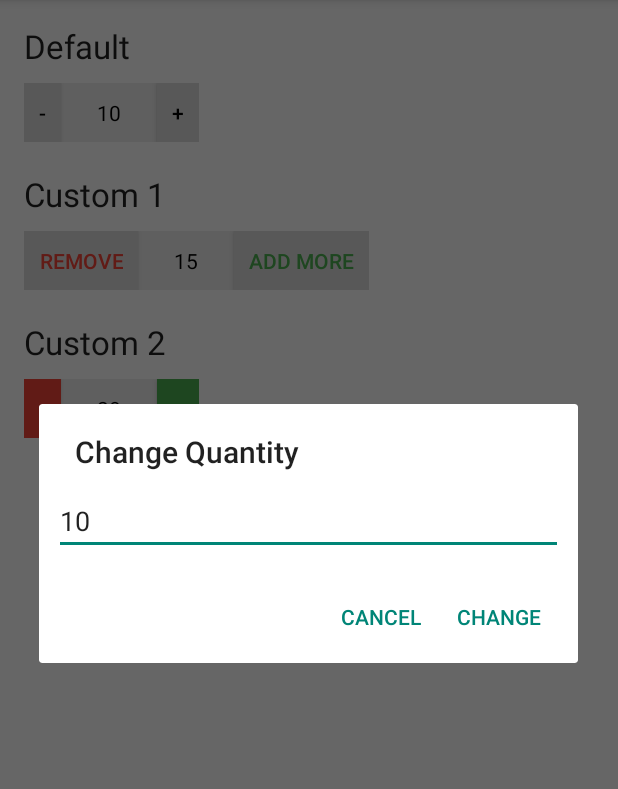
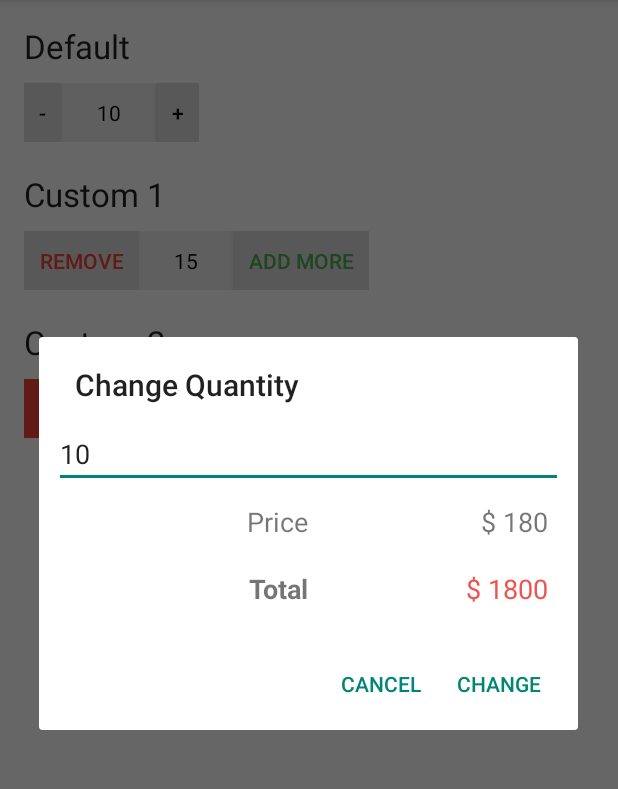
Before and after one commit to himanshu-soni/QuantityView, an Android app: the screen it shows after launch (MainActivity), after a tap on "10", on a phone screen of 412 x 824 dp, the part 84-873 px from its top. Run offline under Robolectric (Android 15) with nearby library versions, the phone set to English and light mode, and no system bars.

Commit message:
added custom quantity click listener.

```diff
--- a/app/build.gradle
+++ b/app/build.gradle
@@ -22,5 +22,7 @@ android {
 dependencies {
     compile fileTree(include: ['*.jar'], dir: 'libs')
     compile 'com.android.support:appcompat-v7:23.0.1'
+//    compile 'me.himanshusoni.quantityview:quantity-view:1.0.0'
     compile project(':quantity-view')
+
 }
--- a/app/src/main/java/me/himanshusoni/quantityview/sample/MainActivity.java
+++ b/app/src/main/java/me/himanshusoni/quantityview/sample/MainActivity.java
@@ -1,15 +1,26 @@
 package me.himanshusoni.quantityview.sample;
 
+import android.content.DialogInterface;
 import android.os.Bundle;
+import android.support.v7.app.AlertDialog;
 import android.support.v7.app.AppCompatActivity;
+import android.text.Editable;
+import android.text.TextUtils;
+import android.text.TextWatcher;
 import android.util.Log;
+import android.view.LayoutInflater;
 import android.view.Menu;
 import android.view.MenuItem;
+import android.view.View;
+import android.widget.EditText;
+import android.widget.TextView;
 import android.widget.Toast;
 
 import me.himanshusoni.quantityview.QuantityView;
 
 public class MainActivity extends AppCompatActivity implements QuantityView.OnQuantityChangeListener {
+
+    private int pricePerProduct = 180;
 
 
     @Override
@@ -17,8 +28,58 @@ public class MainActivity extends AppCompatActivity implements QuantityView.OnQu
         super.onCreate(savedInstanceState);
         setContentView(R.layout.activity_main);
 
-        QuantityView quantityViewDefault = (QuantityView) findViewById(R.id.quantityView_default);
+        final QuantityView quantityViewDefault = (QuantityView) findViewById(R.id.quantityView_default);
         quantityViewDefault.setOnQuantityChangeListener(this);
+        quantityViewDefault.setQuantityClickListener(new View.OnClickListener() {
+            @Override
+            public void onClick(View v) {
+                AlertDialog.Builder builder = new AlertDialog.Builder(MainActivity.this);
+                builder.setTitle("Change Quantity");
+
+                View inflate = LayoutInflater.from(MainActivity.this).inflate(R.layout.custom_dialog_change_quantity, null, false);
+                final EditText et = (EditText) inflate.findViewById(R.id.et_qty);
+                final TextView tvPrice = (TextView) inflate.findViewById(R.id.tv_price);
+                final TextView tvTotal = (TextView) inflate.findViewById(R.id.tv_total);
+
+                et.setText(String.valueOf(quantityViewDefault.getQuantity()));
+                tvPrice.setText("$ " + pricePerProduct);
+                tvTotal.setText("$ " + quantityViewDefault.getQuantity() * pricePerProduct);
+
+
+                et.addTextChangedListener(new TextWatcher() {
+                    @Override
+                    public void beforeTextChanged(CharSequence s, int start, int count, int after) {
+                    }
+
+                    @Override
+                    public void onTextChanged(CharSequence s, int start, int before, int count) {
+                        if (TextUtils.isEmpty(s)) return;
+
+                        int intNewQuantity = Integer.parseInt(s.toString());
+                        tvTotal.setText("$ " + intNewQuantity * pricePerProduct);
+                    }
+
+                    @Override
+                    public void afterTextChanged(Editable s) {
+
+                    }
+                });
+
+                builder.setView(inflate);
+                builder.setPositiveButton("Change", new DialogInterface.OnClickListener() {
+                    @Override
+                    public void onClick(DialogInterface dialog, int which) {
+                        String newQuantity = et.getText().toString();
+                        if (TextUtils.isEmpty(newQuantity)) return;
+
+                        int intNewQuantity = Integer.parseInt(newQuantity);
+
+                        quantityViewDefault.setQuantity(intNewQuantity);
+                    }
+                }).setNegativeButton("Cancel", null);
+                builder.show();
+            }
+        });
 
         QuantityView quantityViewCustom1 = (QuantityView) findViewById(R.id.quantityView_custom_1);
         quantityViewCustom1.setOnQuantityChangeListener(this);
--- /dev/null
+++ b/app/src/main/res/layout/custom_dialog_change_quantity.xml
@@ -0,0 +1,72 @@
+<?xml version="1.0" encoding="utf-8"?>
+<LinearLayout xmlns:android="http://schemas.android.com/apk/res/android"
+    android:layout_width="match_parent"
+    android:layout_height="match_parent"
+    android:orientation="vertical"
+    android:padding="10dp">
+
+    <EditText
+        android:id="@+id/et_qty"
+        android:layout_width="match_parent"
+        android:layout_height="wrap_content"
+        android:inputType="number" />
+
+    <LinearLayout
+        android:layout_width="match_parent"
+        android:layout_height="wrap_content"
+        android:orientation="vertical">
+
+        <LinearLayout
+            android:layout_width="match_parent"
+            android:layout_height="wrap_content"
+            android:orientation="horizontal"
+            android:padding="10dp">
+
+            <TextView
+                android:layout_width="0dp"
+                android:layout_height="wrap_content"
+                android:layout_weight="1"
+                android:gravity="right"
+                android:text="Price"
+                android:textSize="18sp" />
+
+            <TextView
+                android:id="@+id/tv_price"
+                android:layout_width="0dp"
+                android:layout_height="wrap_content"
+                android:layout_weight="1"
+                android:gravity="right"
+                android:text="$ 100 / pc"
+                android:textSize="18sp" />
+        </LinearLayout>
+
+        <LinearLayout
+            android:layout_width="match_parent"
+            android:layout_height="wrap_content"
+            android:orientation="horizontal"
+            android:padding="10dp">
+
+            <TextView
+                android:layout_width="0dp"
+                android:layout_height="wrap_content"
+                android:layout_weight="1"
+                android:gravity="right"
+                android:text="Total"
+                android:textSize="18sp"
+                android:textStyle="bold" />
+
+            <TextView
+                android:id="@+id/tv_total"
+                android:layout_width="0dp"
+                android:layout_height="wrap_content"
+                android:layout_weight="1"
+                android:gravity="right"
+                android:text="$ 1000"
+                android:textColor="@color/md_red_400"
+                android:textSize="18sp" />
+        </LinearLayout>
+
+
+    </LinearLayout>
+
+</LinearLayout>
--- a/quantity-view/src/main/java/me/himanshusoni/quantityview/QuantityView.java
+++ b/quantity-view/src/main/java/me/himanshusoni/quantityview/QuantityView.java
@@ -42,6 +42,7 @@ public class QuantityView extends LinearLayout implements View.OnClickListener {
     }
 
     private OnQuantityChangeListener onQuantityChangeListener;
+    private OnClickListener mTextViewClickListener;
 
     public QuantityView(Context context) {
         super(context);
@@ -136,6 +137,11 @@ public class QuantityView extends LinearLayout implements View.OnClickListener {
         mTextViewQuantity.setOnClickListener(this);
     }
 
+
+    public void setQuantityClickListener(OnClickListener ocl) {
+        mTextViewClickListener = ocl;
+    }
+
     @Override
     public void onClick(View v) {
         if (v == mButtonAdd) {
@@ -157,6 +163,10 @@ public class QuantityView extends LinearLayout implements View.OnClickListener {
                     onQuantityChangeListener.onQuantityChanged(quantity, false);
             }
         } else if (v == mTextViewQuantity) {
+            if (mTextViewClickListener != null) {
+                mTextViewClickListener.onClick(v);
+                return;
+            }
             AlertDialog.Builder builder = new AlertDialog.Builder(getContext());
             builder.setTitle("Change Quantity");
 
```
